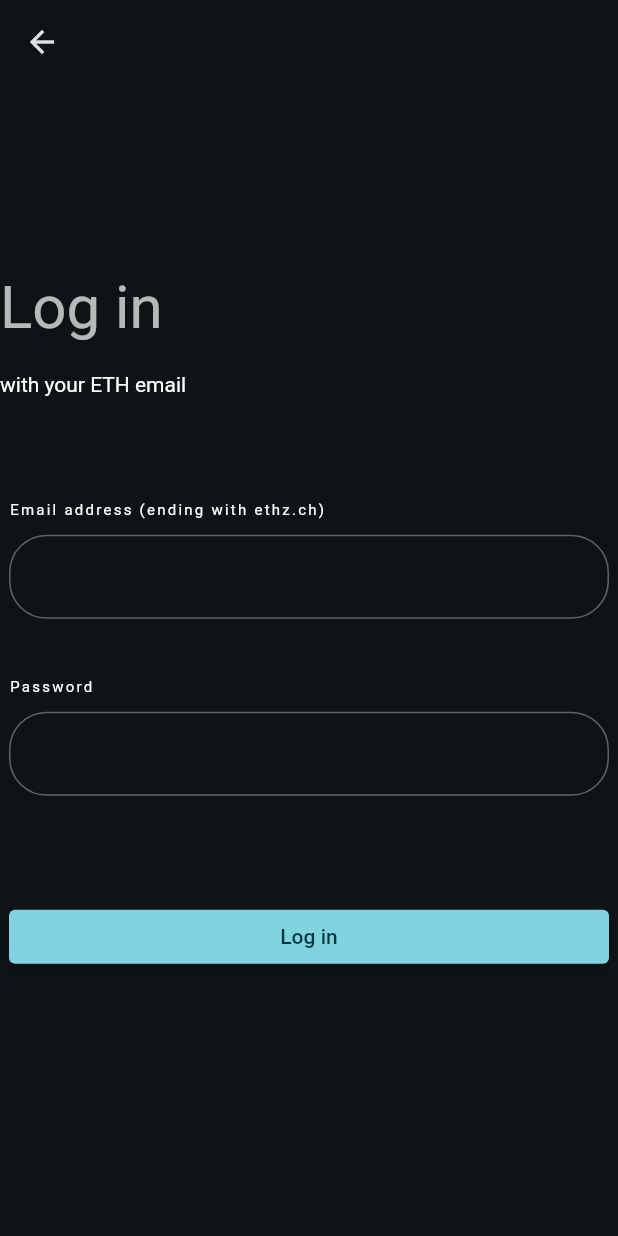
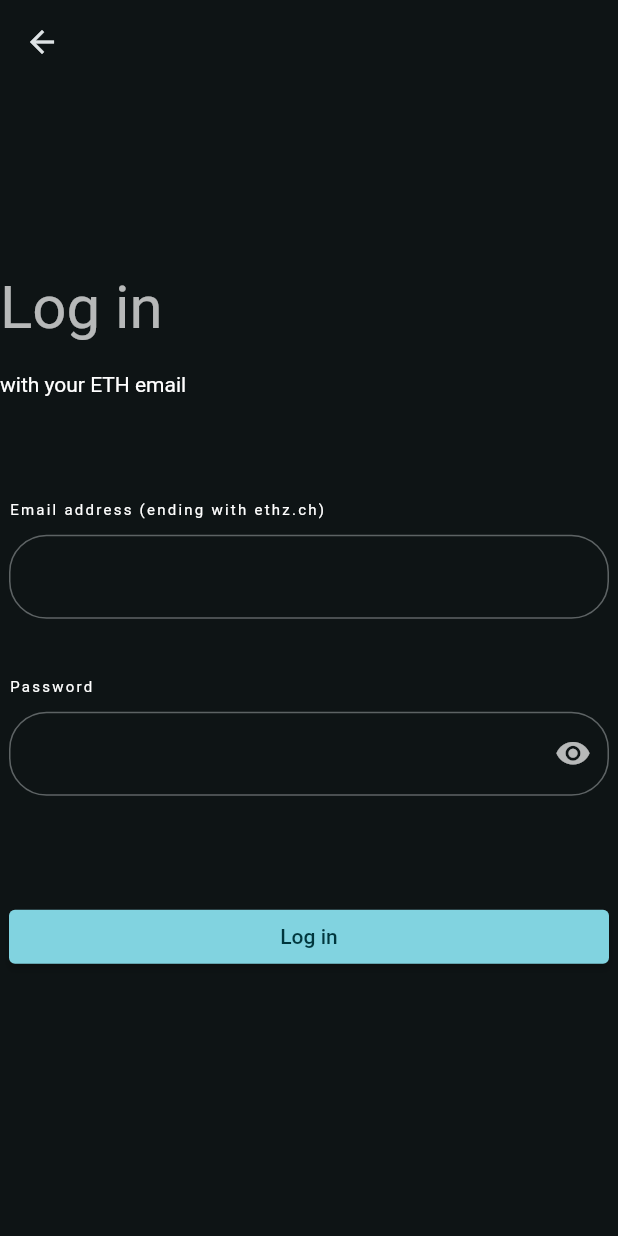
Before and after one commit to Totemi1324/viscon_hackathon_app, a Flutter app: the screen it shows after launch, after a tap on "Log in", on a phone screen of 412 x 824 dp. Run offline on Flutter 3.47's test engine with Material 2 defaults, Android fonts, the phone set to English and light mode, and no system bars; our stand-ins replace firebase_auth, firebase_core, flutter_bloc; missing offline and left inert: flutter_gen; accounts and stored records are empty; generated files the repository leaves out were written again.

Commit message:
added visibility icon to login form

```diff
--- a/lib/widgets/login_form.dart
+++ b/lib/widgets/login_form.dart
@@ -19,6 +19,7 @@ class _LogInFormState extends State<LogInForm> {
   bool _isLoading = false;
   String _email = "";
   String _password = "";
+  bool _passwordObscured = true;
 
   Widget emailTextField(BuildContext buildContext) => TextFormField(
         style: Theme.of(context).textTheme.bodyMedium,
@@ -54,7 +55,7 @@ class _LogInFormState extends State<LogInForm> {
   Widget passwordTextField(BuildContext buildContext) => TextFormField(
         style: Theme.of(context).textTheme.bodyMedium,
         autocorrect: false,
-        obscureText: true,
+        obscureText: _passwordObscured,
         focusNode: _passwordFocusNode,
         enableSuggestions: false,
         onFieldSubmitted: (_) {},
@@ -71,6 +72,18 @@ class _LogInFormState extends State<LogInForm> {
             ),
             borderRadius: BorderRadius.circular(25.0),
           ),
+          suffixIcon: IconButton(
+            icon: Icon(
+              _passwordObscured
+                ? Icons.visibility_rounded
+                : Icons.visibility_off_rounded
+
+            ),
+            tooltip: "Show password",
+            onPressed:() => setState(() {
+              _passwordObscured = !_passwordObscured;
+            }),
+            )
         ),
       );
 
```
